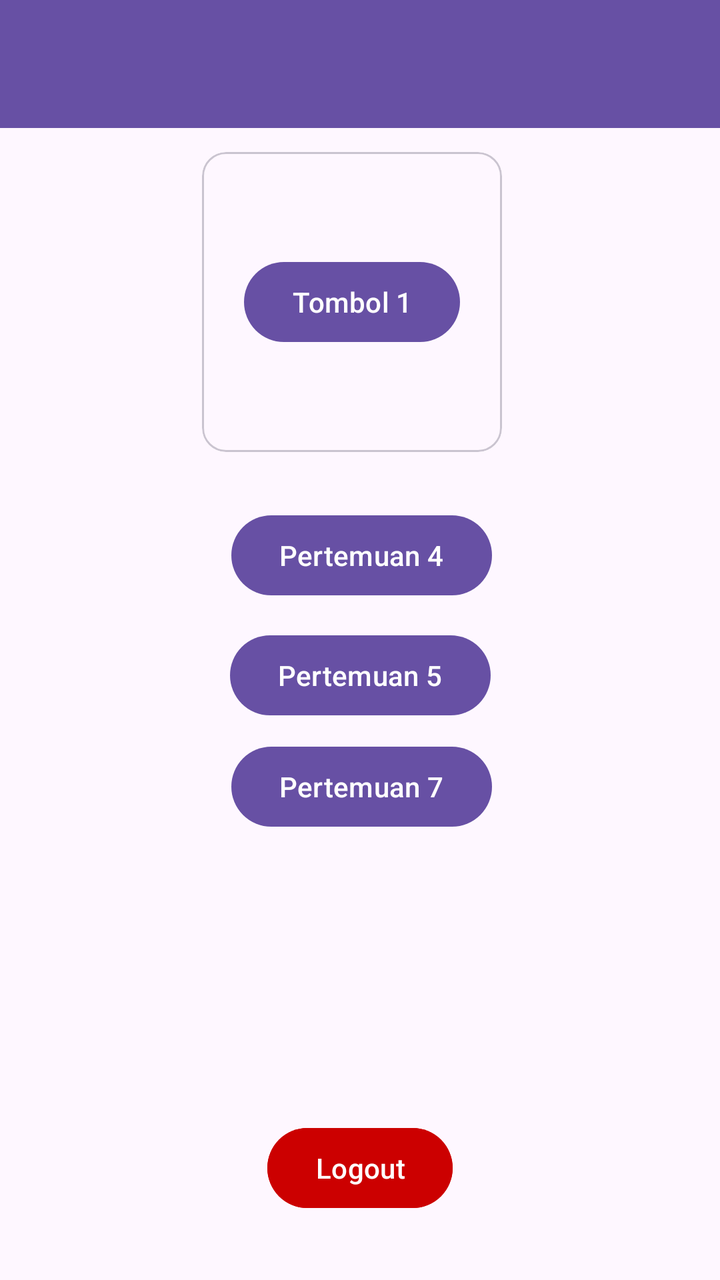
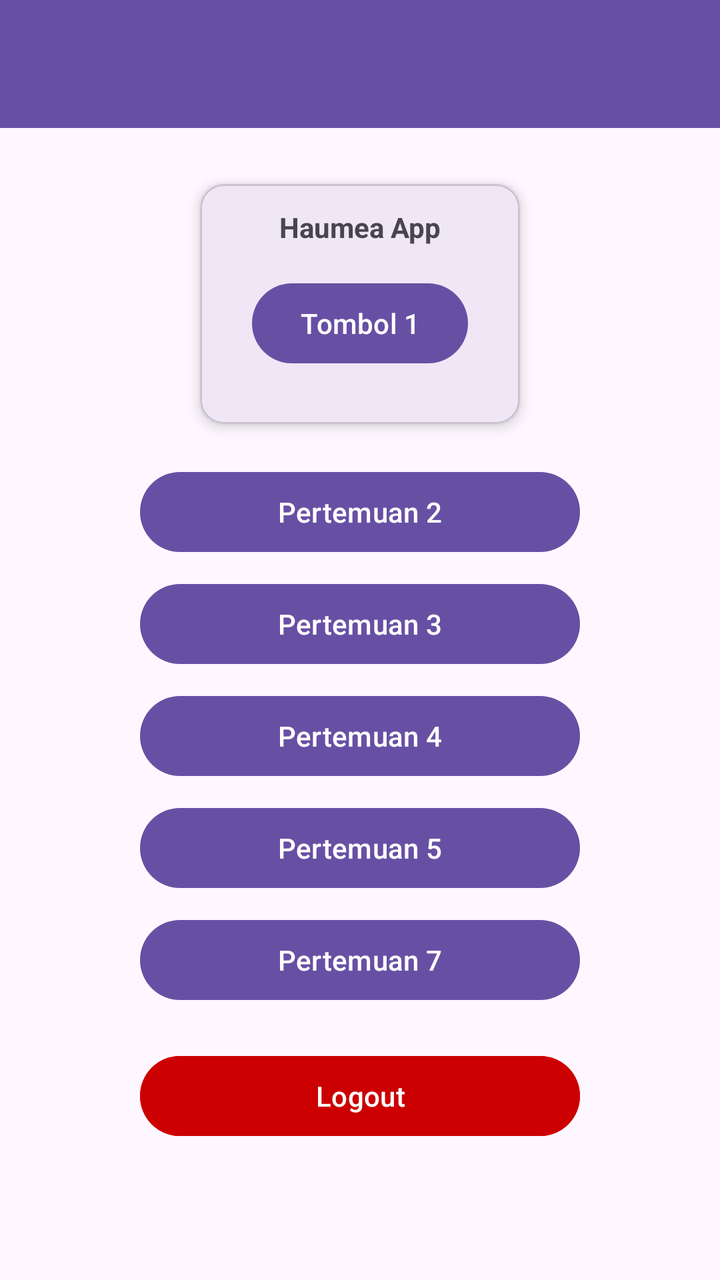

Before-and-after screenshots of an Android layout around one commit, followed by the original layout XML and the change that was made.
<!-- AndroidManifest.xml: application theme Theme.Haumea_arifin -->
<!-- res/layout/fragment_home.xml -->
<?xml version="1.0" encoding="utf-8"?>
<androidx.constraintlayout.widget.ConstraintLayout xmlns:android="http://schemas.android.com/apk/res/android"
    xmlns:app="http://schemas.android.com/apk/res-auto"
    xmlns:tools="http://schemas.android.com/tools"
    android:id="@+id/main"
    android:layout_width="match_parent"
    android:layout_height="match_parent"
    tools:context=".Home.HomeFragment">

    <Button
        android:id="@+id/btnToFourth"
        android:layout_width="wrap_content"
        android:layout_height="wrap_content"
        android:text="Pertemuan 4"
        app:layout_constraintBottom_toBottomOf="parent"
        app:layout_constraintEnd_toEndOf="parent"
        app:layout_constraintHorizontal_bias="0.503"
        app:layout_constraintStart_toStartOf="parent"
        app:layout_constraintTop_toBottomOf="@+id/materialCardView2"
        app:layout_constraintVertical_bias="0.076" />

    <Button
        android:id="@+id/btnToFifth"
        android:layout_width="wrap_content"
        android:layout_height="wrap_content"
        android:text="Pertemuan 5"
        app:layout_constraintBottom_toTopOf="@+id/btnLogout"
        app:layout_constraintEnd_toEndOf="parent"
        app:layout_constraintStart_toStartOf="parent"
        app:layout_constraintTop_toBottomOf="@+id/btnToFourth"
        app:layout_constraintVertical_bias="0.057" />

    <Button
        android:id="@+id/btnToSeven"
        android:layout_width="wrap_content"
        android:layout_height="wrap_content"
        android:text="Pertemuan 7"
        app:layout_constraintBottom_toTopOf="@+id/btnLogout"
        app:layout_constraintEnd_toEndOf="parent"
        app:layout_constraintHorizontal_bias="0.503"
        app:layout_constraintStart_toStartOf="parent"
        app:layout_constraintTop_toBottomOf="@+id/btnToFifth"
        app:layout_constraintVertical_bias="0.052" />

    <Button
        android:id="@+id/btnLogout"
        android:layout_width="wrap_content"
        android:layout_height="wrap_content"
        android:layout_marginBottom="32dp"
        android:backgroundTint="@android:color/holo_red_dark"
        android:text="Logout"
        app:layout_constraintBottom_toBottomOf="parent"
        app:layout_constraintEnd_toEndOf="parent"
        app:layout_constraintStart_toStartOf="parent" />

    <com.google.android.material.card.MaterialCardView
        android:id="@+id/materialCardView2"
        android:layout_width="150dp"
        android:layout_height="150dp"
        android:layout_margin="12dp"
        app:layout_constraintEnd_toEndOf="parent"
        app:layout_constraintHorizontal_bias="0.478"
        app:layout_constraintStart_toStartOf="parent"
        app:layout_constraintTop_toBottomOf="@+id/toolbar">

        <androidx.constraintlayout.widget.ConstraintLayout
            android:layout_width="match_parent"
            android:layout_height="match_parent"
            android:layout_margin="15dp">

            <Button
                android:id="@+id/btn1"
                android:layout_width="wrap_content"
                android:layout_height="wrap_content"
                android:layout_marginTop="36dp"
                android:text="Tombol 1"
                app:layout_constraintEnd_toEndOf="parent"
                app:layout_constraintStart_toStartOf="parent"
                app:layout_constraintTop_toTopOf="parent" />

        </androidx.constraintlayout.widget.ConstraintLayout>

    </com.google.android.material.card.MaterialCardView>

    <androidx.appcompat.widget.Toolbar
        android:id="@+id/toolbar"
        android:layout_width="match_parent"
        android:layout_height="?attr/actionBarSize"
        android:background="?attr/colorPrimary"
        app:layout_constraintEnd_toEndOf="parent"
        app:layout_constraintStart_toStartOf="parent"
        app:layout_constraintTop_toTopOf="parent"
        app:subtitleTextColor="@android:color/white"
        app:titleTextColor="@android:color/white" />


</androidx.constraintlayout.widget.ConstraintLayout>
<!-- resources referenced by this layout -->
<resources>
  <style name="Theme.Haumea_arifin" parent="Base.Theme.Haumea_arifin" />
  <style name="Base.Theme.Haumea_arifin" parent="Theme.Material3.DayNight.NoActionBar">
          
          
      </style>
</resources>

<!-- the commit's change to res/layout/fragment_home.xml (unified diff, before → after) -->
@@ -6,81 +6,6 @@
     android:layout_width="match_parent"
     android:layout_height="match_parent"
     tools:context=".Home.HomeFragment">
-
-    <Button
-        android:id="@+id/btnToFourth"
-        android:layout_width="wrap_content"
-        android:layout_height="wrap_content"
-        android:text="Pertemuan 4"
-        app:layout_constraintBottom_toBottomOf="parent"
-        app:layout_constraintEnd_toEndOf="parent"
-        app:layout_constraintHorizontal_bias="0.503"
-        app:layout_constraintStart_toStartOf="parent"
-        app:layout_constraintTop_toBottomOf="@+id/materialCardView2"
-        app:layout_constraintVertical_bias="0.076" />
-
-    <Button
-        android:id="@+id/btnToFifth"
-        android:layout_width="wrap_content"
-        android:layout_height="wrap_content"
-        android:text="Pertemuan 5"
-        app:layout_constraintBottom_toTopOf="@+id/btnLogout"
-        app:layout_constraintEnd_toEndOf="parent"
-        app:layout_constraintStart_toStartOf="parent"
-        app:layout_constraintTop_toBottomOf="@+id/btnToFourth"
-        app:layout_constraintVertical_bias="0.057" />
-
-    <Button
-        android:id="@+id/btnToSeven"
-        android:layout_width="wrap_content"
-        android:layout_height="wrap_content"
-        android:text="Pertemuan 7"
-        app:layout_constraintBottom_toTopOf="@+id/btnLogout"
-        app:layout_constraintEnd_toEndOf="parent"
-        app:layout_constraintHorizontal_bias="0.503"
-        app:layout_constraintStart_toStartOf="parent"
-        app:layout_constraintTop_toBottomOf="@+id/btnToFifth"
-        app:layout_constraintVertical_bias="0.052" />
-
-    <Button
-        android:id="@+id/btnLogout"
-        android:layout_width="wrap_content"
-        android:layout_height="wrap_content"
-        android:layout_marginBottom="32dp"
-        android:backgroundTint="@android:color/holo_red_dark"
-        android:text="Logout"
-        app:layout_constraintBottom_toBottomOf="parent"
-        app:layout_constraintEnd_toEndOf="parent"
-        app:layout_constraintStart_toStartOf="parent" />
-
-    <com.google.android.material.card.MaterialCardView
-        android:id="@+id/materialCardView2"
-        android:layout_width="150dp"
-        android:layout_height="150dp"
-        android:layout_margin="12dp"
-        app:layout_constraintEnd_toEndOf="parent"
-        app:layout_constraintHorizontal_bias="0.478"
-        app:layout_constraintStart_toStartOf="parent"
-        app:layout_constraintTop_toBottomOf="@+id/toolbar">
-
-        <androidx.constraintlayout.widget.ConstraintLayout
-            android:layout_width="match_parent"
-            android:layout_height="match_parent"
-            android:layout_margin="15dp">
-
-            <Button
-                android:id="@+id/btn1"
-                android:layout_width="wrap_content"
-                android:layout_height="wrap_content"
-                android:layout_marginTop="36dp"
-                android:text="Tombol 1"
-                app:layout_constraintEnd_toEndOf="parent"
-                app:layout_constraintStart_toStartOf="parent"
-                app:layout_constraintTop_toTopOf="parent" />
-
-        </androidx.constraintlayout.widget.ConstraintLayout>
-
-    </com.google.android.material.card.MaterialCardView>
 
     <androidx.appcompat.widget.Toolbar
         android:id="@+id/toolbar"
@@ -93,5 +18,104 @@
         app:subtitleTextColor="@android:color/white"
         app:titleTextColor="@android:color/white" />
 
+    <androidx.core.widget.NestedScrollView
+        android:layout_width="match_parent"
+        android:layout_height="0dp"
+        app:layout_constraintBottom_toBottomOf="parent"
+        app:layout_constraintEnd_toEndOf="parent"
+        app:layout_constraintStart_toStartOf="parent"
+        app:layout_constraintTop_toBottomOf="@+id/toolbar">
+
+        <LinearLayout
+            android:layout_width="match_parent"
+            android:layout_height="wrap_content"
+            android:gravity="center_horizontal"
+            android:orientation="vertical"
+            android:padding="16dp">
+
+            <com.google.android.material.card.MaterialCardView
+                android:id="@+id/materialCardView2"
+                android:layout_width="160dp"
+                android:layout_height="120dp"
+                android:layout_margin="12dp"
+                app:cardCornerRadius="12dp"
+                app:cardElevation="4dp">
+
+                <androidx.constraintlayout.widget.ConstraintLayout
+                    android:layout_width="match_parent"
+                    android:layout_height="match_parent"
+                    android:padding="12dp">
+
+                    <TextView
+                        android:id="@+id/tvCardTitle"
+                        android:layout_width="wrap_content"
+                        android:layout_height="wrap_content"
+                        android:text="Haumea App"
+                        android:textStyle="bold"
+                        app:layout_constraintEnd_toEndOf="parent"
+                        app:layout_constraintStart_toStartOf="parent"
+                        app:layout_constraintTop_toTopOf="parent" />
+
+                    <Button
+                        android:id="@+id/btn1"
+                        android:layout_width="wrap_content"
+                        android:layout_height="wrap_content"
+                        android:text="Tombol 1"
+                        app:layout_constraintBottom_toBottomOf="parent"
+                        app:layout_constraintEnd_toEndOf="parent"
+                        app:layout_constraintStart_toStartOf="parent"
+                        app:layout_constraintTop_toBottomOf="@+id/tvCardTitle" />
+
+                </androidx.constraintlayout.widget.ConstraintLayout>
+
+            </com.google.android.material.card.MaterialCardView>
+
+            <Button
+                android:id="@+id/btnToSecond"
+                android:layout_width="220dp"
+                android:layout_height="wrap_content"
+                android:layout_marginTop="8dp"
+                android:text="Pertemuan 2" />
+
+            <Button
+                android:id="@+id/btnToThird"
+                android:layout_width="220dp"
+                android:layout_height="wrap_content"
+                android:layout_marginTop="8dp"
+                android:text="Pertemuan 3" />
+
+            <Button
+                android:id="@+id/btnToFourth"
+                android:layout_width="220dp"
+                android:layout_height="wrap_content"
+                android:layout_marginTop="8dp"
+                android:text="Pertemuan 4" />
+
+            <Button
+                android:id="@+id/btnToFifth"
+                android:layout_width="220dp"
+                android:layout_height="wrap_content"
+                android:layout_marginTop="8dp"
+                android:text="Pertemuan 5" />
+
+            <Button
+                android:id="@+id/btnToSeven"
+                android:layout_width="220dp"
+                android:layout_height="wrap_content"
+                android:layout_marginTop="8dp"
+                android:text="Pertemuan 7" />
+
+            <Button
+                android:id="@+id/btnLogout"
+                android:layout_width="220dp"
+                android:layout_height="wrap_content"
+                android:layout_marginTop="20dp"
+                android:layout_marginBottom="32dp"
+                android:backgroundTint="@android:color/holo_red_dark"
+                android:text="Logout" />
+
+        </LinearLayout>
+
+    </androidx.core.widget.NestedScrollView>
 
 </androidx.constraintlayout.widget.ConstraintLayout>
